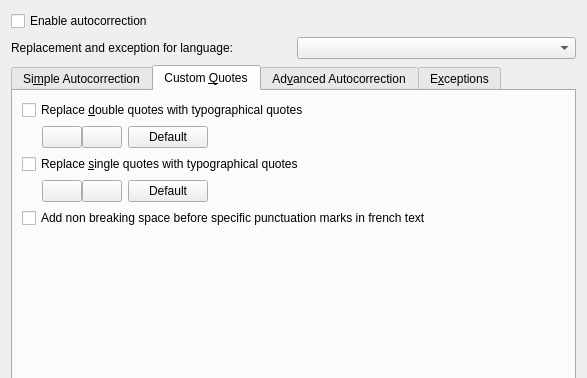
Old version of the form messagecomposer/autocorrection/ui/composerautocorrectionwidget.ui in the repository KDE/kdepim; both pictures show x 0 to 587 and y 0 to 378 of the 587 by 572 pixel window.
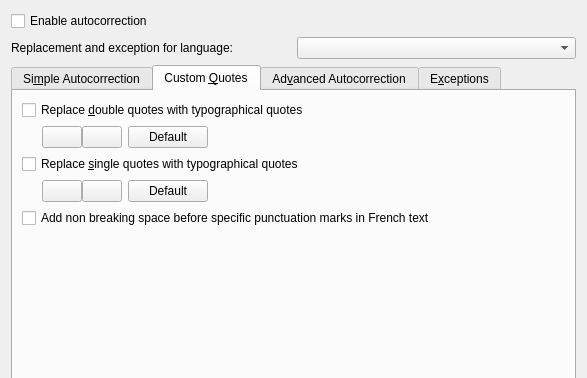
New version of the form. The open tabs and pages were chosen to show the change. Custom widgets are drawn as their Qt base class.

Commit message:
french -> French
Found by Marce Villarino
backport to 4.12.1

What changed in the file:
```diff
--- a/messagecomposer/autocorrection/ui/composerautocorrectionwidget.ui
+++ b/messagecomposer/autocorrection/ui/composerautocorrectionwidget.ui
@@ -267,7 +267,7 @@
        <item row="4" column="0" colspan="2">
         <widget class="QCheckBox" name="addNonBreakingSpaceInFrench">
          <property name="text">
-          <string>Add non breaking space before specific punctuation marks in french text</string>
+          <string>Add non breaking space before specific punctuation marks in French text</string>
          </property>
         </widget>
        </item>
```
The commit also changes 1 other file.
